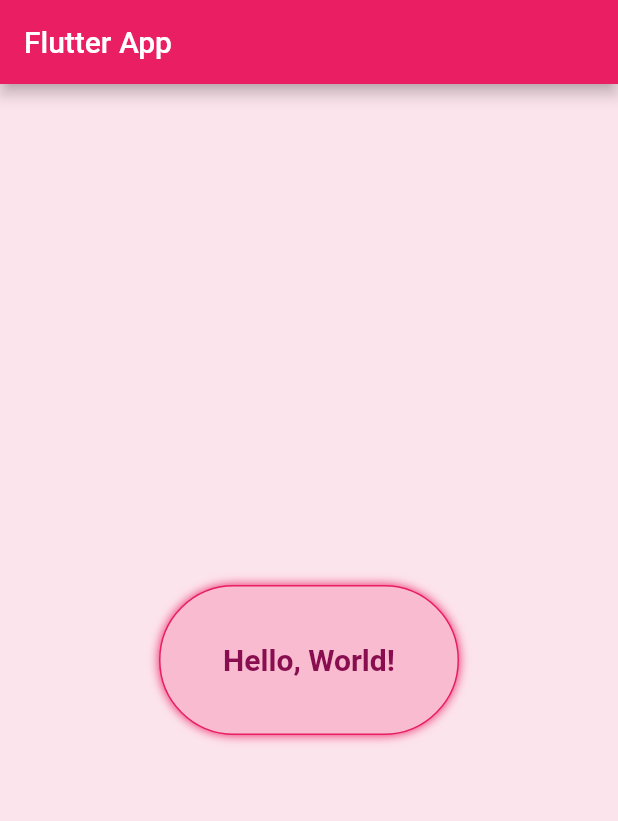
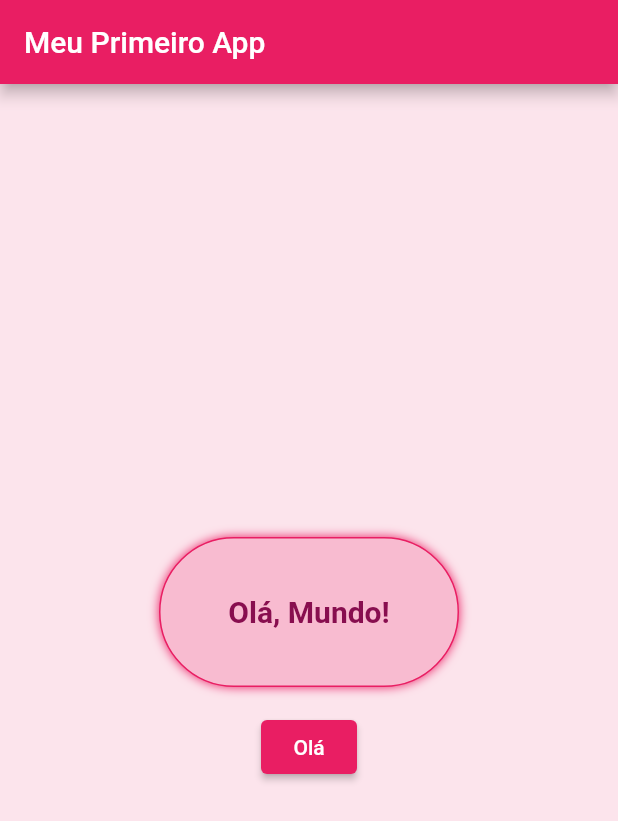
Before and after one commit to PedroTrama/flutter_testes, a Flutter app: the screen it shows after launch, on a phone screen of 412 x 824 dp. Shown: the top 821 px of the screen. Run offline on Flutter 3.47's test engine with Material 2 defaults, Android fonts, the phone set to English and light mode, and no system bars; Roboto replaces fonts that are missing (Calibri).

Commit message:
agora ta funfando

```diff
--- a/lib/main.dart
+++ b/lib/main.dart
@@ -1,23 +1,43 @@
 import 'package:flutter/material.dart';
+
 void main() {
   runApp(MaterialApp(
     home: HomePage(),
-    theme: ThemeData(
-      primarySwatch: Colors.pink,
-    ),
   ));
 }
 
-class HomePage extends StatelessWidget {
+class HomePage extends StatefulWidget {
+  @override
+  _HomePageState createState() => _HomePageState();
+}
+
+class _HomePageState extends State<HomePage> {
+  String text = 'Olá, Mundo!';
+
+  void changeText() {
+    setState(() {
+      if (text == 'Olá, Mundo!') {
+        text = ':)';
+      } else {
+        text = 'Olá, Mundo!';
+      }
+    });
+  }
+
   @override
   Widget build(BuildContext context) {
-    return Scaffold(
+    return MaterialApp(
+      home: Scaffold(
         appBar: AppBar(
-        title: Text("Flutter App"),
+          title: Text('Meu Primeiro App'),
+          backgroundColor: Colors.pink,
         ),
         backgroundColor: Colors.pink[50],
         body: Center(
-        child: Container(
+          child: Column(
+            mainAxisAlignment: MainAxisAlignment.center,
+            children: [
+              Container(
                   padding: const EdgeInsets.all(8),
                   alignment: Alignment.center,
                   width: 200,
@@ -26,17 +46,29 @@ class HomePage extends StatelessWidget {
                       color: Colors.pink[100],
                       border: Border.all(color: Colors.pink),
                       borderRadius: BorderRadius.circular(100),
-            boxShadow: [BoxShadow(color: Colors.pink, blurRadius: 5)]
-          ),
-          child: Text(
-            "Hello, World!",
+                      boxShadow: [
+                        const BoxShadow(color: Colors.pink, blurRadius: 5)
+                      ]),
+                  child: Text(text,
                       textAlign: TextAlign.center,
                       style: TextStyle(
                         fontSize: 20,
                         color: Colors.pink[900],
                         fontWeight: FontWeight.bold,
                         fontFamily: 'Calibri',
+                      ))),
+              SizedBox(height: 16),
+              ElevatedButton(
+                style: ButtonStyle(
+                  backgroundColor:
+                      MaterialStateProperty.all<Color>(Colors.pink),
+                  foregroundColor:
+                      MaterialStateProperty.all<Color>(Colors.white),
                 ),
+                onPressed: changeText,
+                child: Text('Olá'),
+              ),
+            ],
           ),
         ),
       ),
```
Lines whose indentation alone changed are shown as unchanged.
